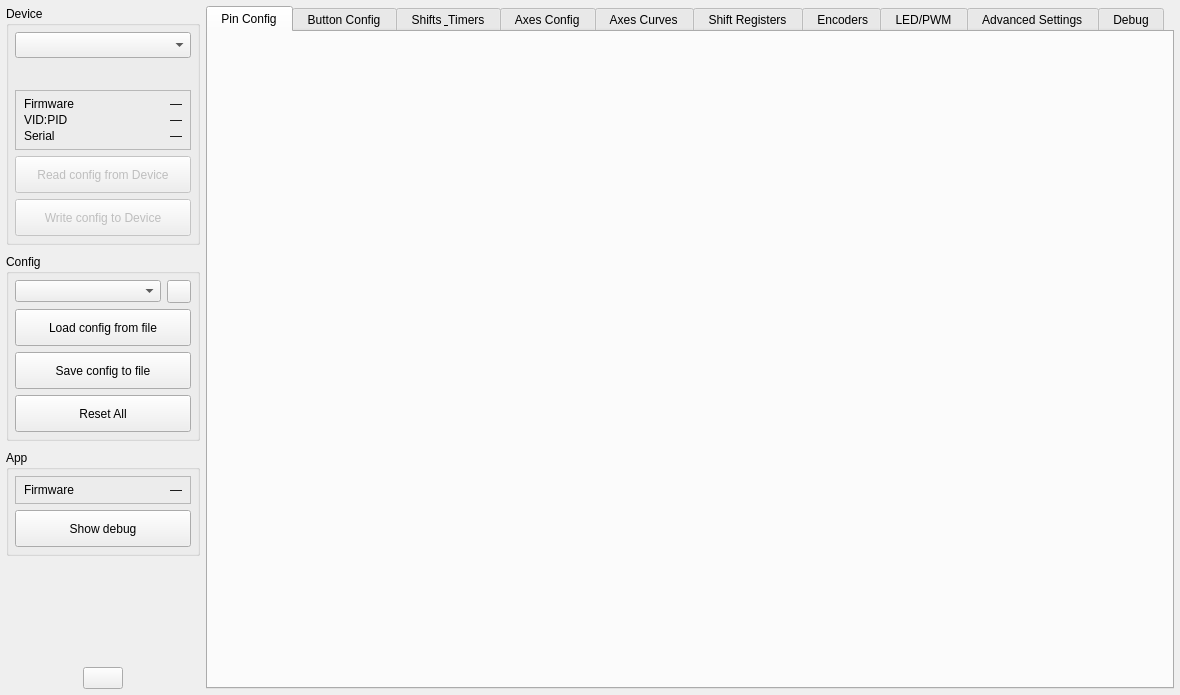
Before: the Qt Designer form src/mainwindow.ui in anpeaco/FreeJoyXConfiguratorQt, drawn with Qt 5.
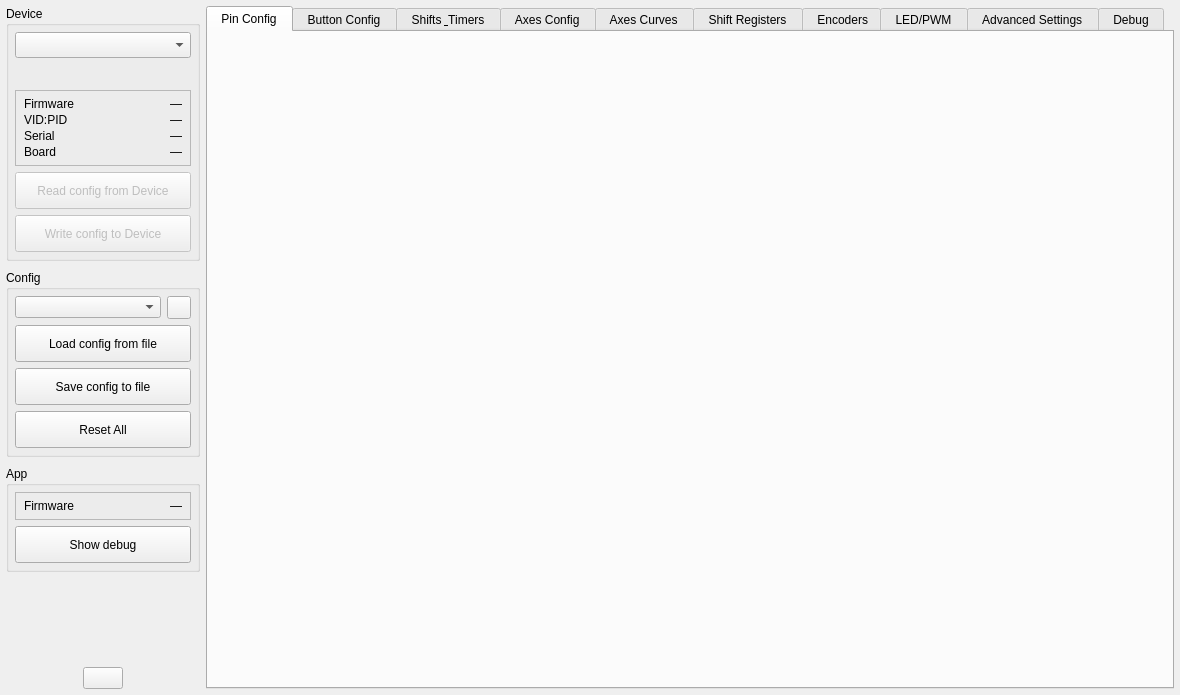
After: the same form once the commit is applied. Icons and pictures are not drawn. Custom widgets are drawn as their Qt base class.

Commit message: Phase 7: per-board pin tables + board_id detection (F103 + F411)

```diff
--- a/src/mainwindow.ui
+++ b/src/mainwindow.ui
@@ -320,6 +320,8 @@
              <item row="1" column="1"><widget class="QLabel" name="label_VidPidVal"><property name="text"><string notr="true">—</string></property><property name="alignment"><set>Qt::AlignRight|Qt::AlignVCenter</set></property></widget></item>
              <item row="2" column="0"><widget class="QLabel" name="label_SerialKey"><property name="text"><string>Serial</string></property></widget></item>
              <item row="2" column="1"><widget class="QLabel" name="label_SerialVal"><property name="text"><string notr="true">—</string></property><property name="alignment"><set>Qt::AlignRight|Qt::AlignVCenter</set></property><property name="wordWrap"><bool>true</bool></property></widget></item>
+             <item row="3" column="0"><widget class="QLabel" name="label_BoardKey"><property name="text"><string>Board</string></property></widget></item>
+             <item row="3" column="1"><widget class="QLabel" name="label_BoardVal"><property name="text"><string notr="true">—</string></property><property name="alignment"><set>Qt::AlignRight|Qt::AlignVCenter</set></property></widget></item>
             </layout>
            </widget>
           </item>
```
The commit also changes 13 other files.
